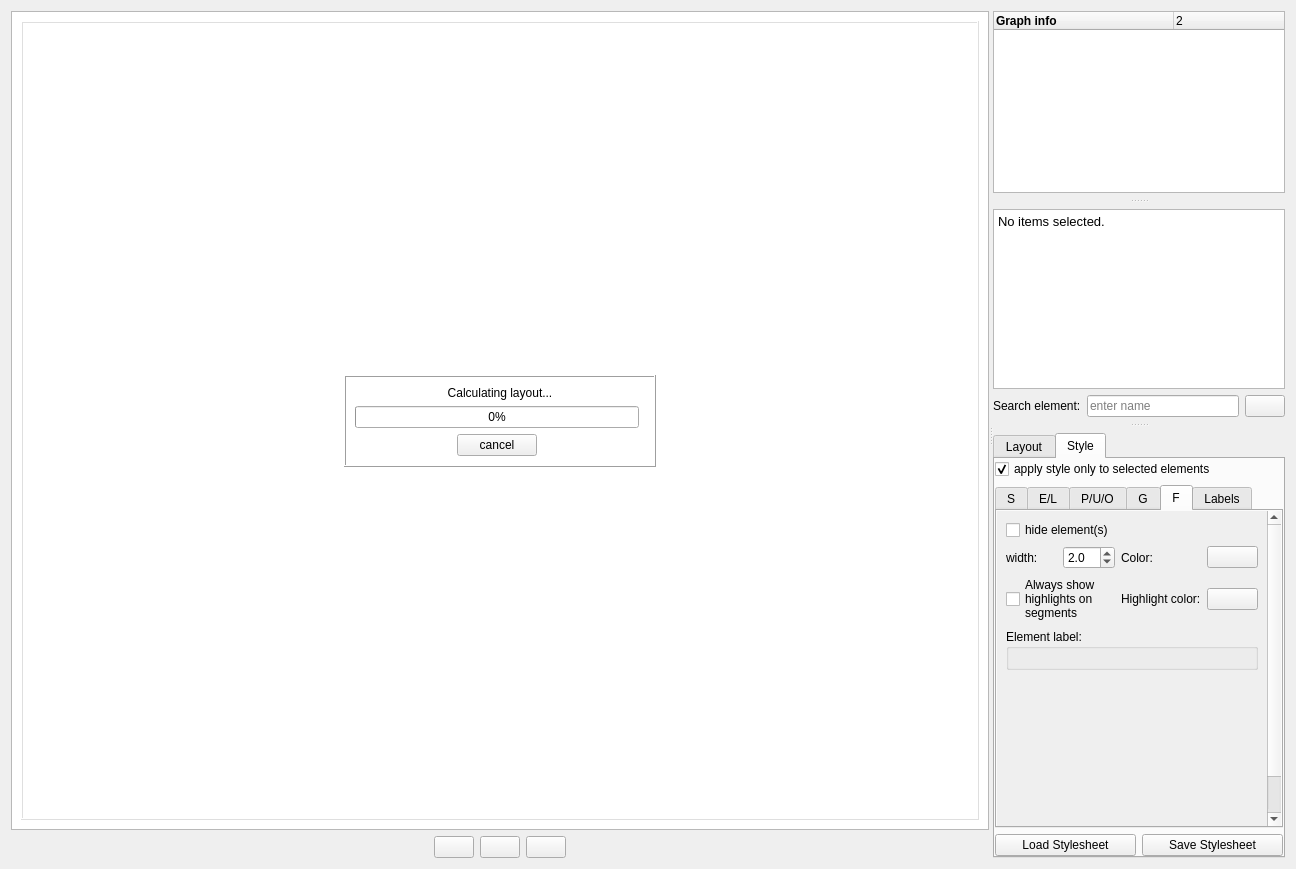
ggonnella/gfaviz, file ui/graphwidget.ui: the form before one commit.
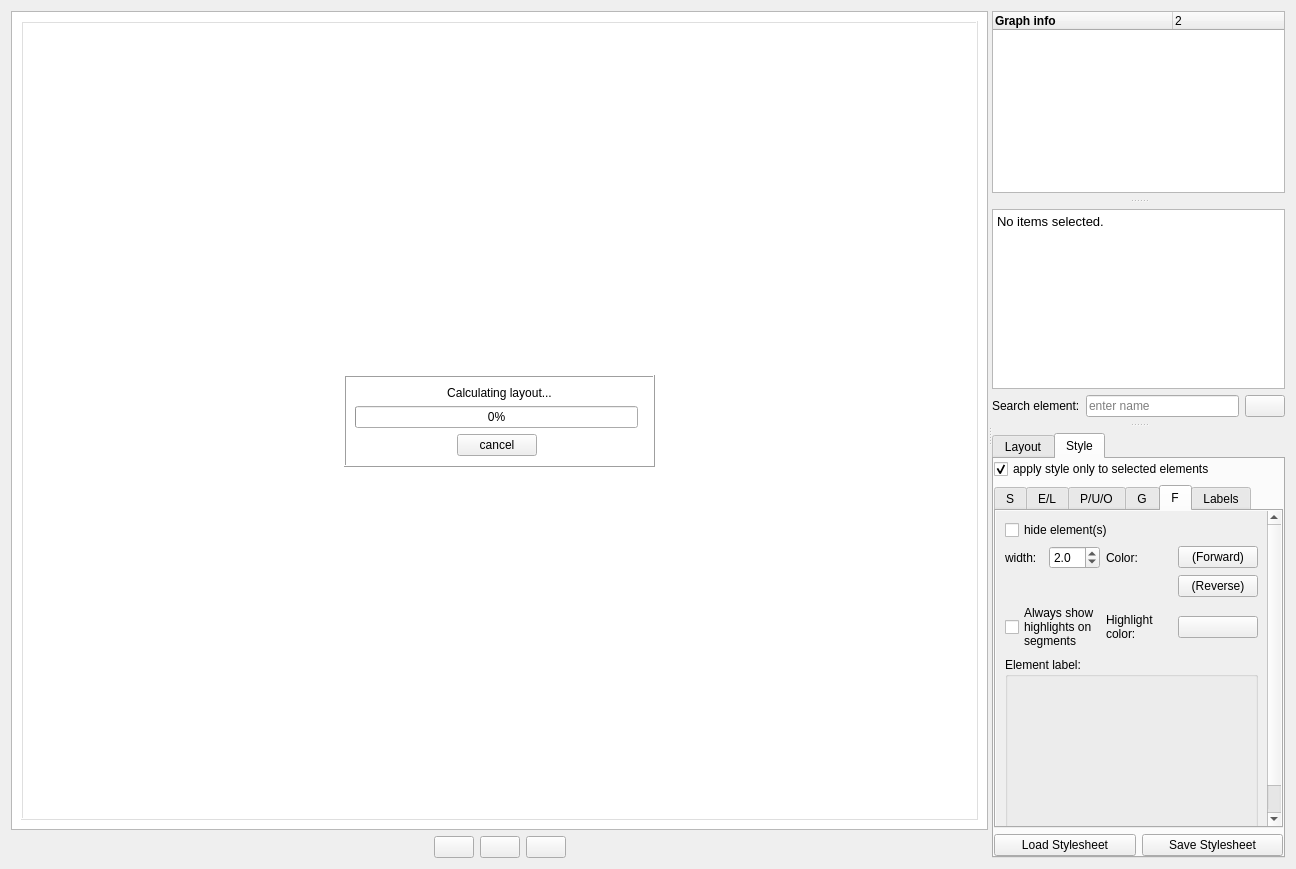
The form after the commit. Icons and pictures are not drawn. Custom widgets are drawn as their Qt base class.

Commit message: fragment, different colors dep on direction

Patch:
```diff
--- a/ui/graphwidget.ui
+++ b/ui/graphwidget.ui
@@ -1281,7 +1281,17 @@
                     <item row="4" column="3">
                      <widget class="ColorButton" name="styleFragmentColor">
                       <property name="text">
-                       <string/>
+                       <string>(Forward)</string>
+                      </property>
+                      <property name="flat">
+                       <bool>false</bool>
+                      </property>
+                     </widget>
+                    </item>
+                    <item row="5" column="3">
+                     <widget class="ColorButton" name="styleRevFragmentColor">
+                      <property name="text">
+                       <string>(Reverse)</string>
                       </property>
                       <property name="flat">
                        <bool>false</bool>
@@ -1298,7 +1308,7 @@
                       </property>
                      </widget>
                     </item>
-                    <item row="6" column="0" colspan="4">
+                    <item row="7" column="0" colspan="4">
                      <widget class="QGroupBox" name="groupBox_5">
                       <property name="title">
                        <string>Element label:</string>
@@ -1322,7 +1332,7 @@
                       </layout>
                      </widget>
                     </item>
-                    <item row="5" column="0" colspan="2">
+                    <item row="6" column="0" colspan="2">
                      <widget class="QCheckBox" name="styleFragmentHighlightsShow">
                       <property name="text">
                        <string>Always show
@@ -1331,7 +1341,7 @@
                       </property>
                      </widget>
                     </item>
-                    <item row="5" column="2">
+                    <item row="6" column="2">
                      <widget class="QLabel" name="label_43">
                       <property name="text">
                        <string>Highlight color:</string>
@@ -1341,7 +1351,7 @@
                       </property>
                      </widget>
                     </item>
-                    <item row="5" column="3">
+                    <item row="6" column="3">
                      <widget class="ColorButton" name="styleFragmentHighlightsColor">
                       <property name="text">
                        <string/>
```
Left out of the diff: 2 changed lines with no effect on the pictures. The commit also changes 5 other files.
